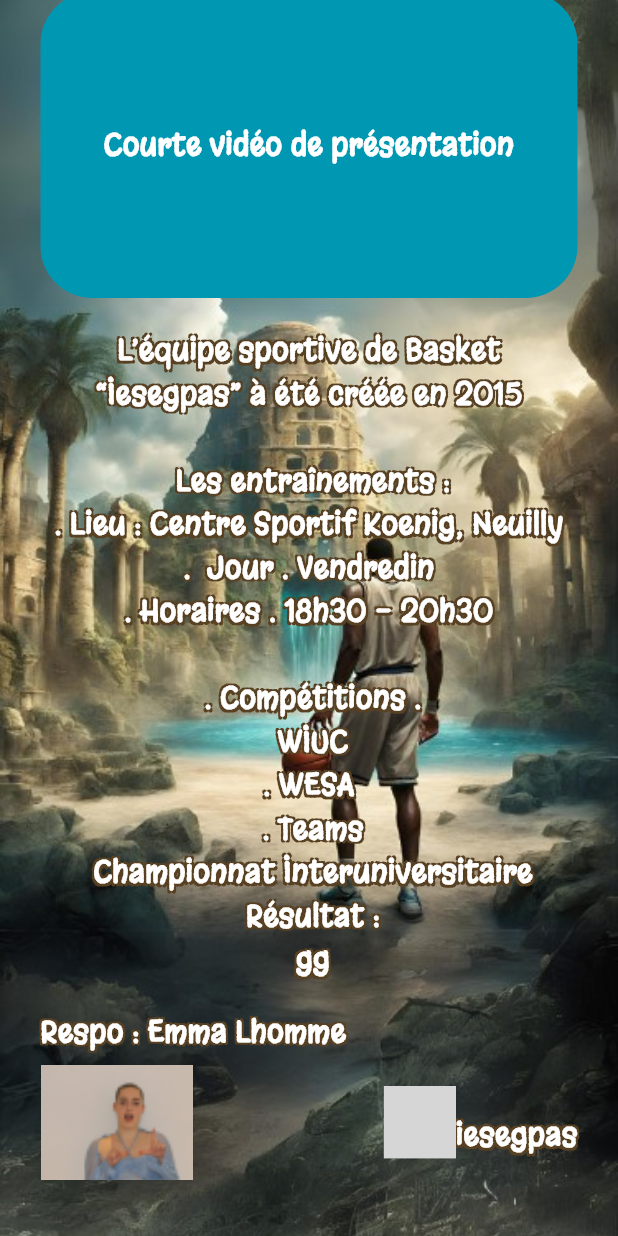
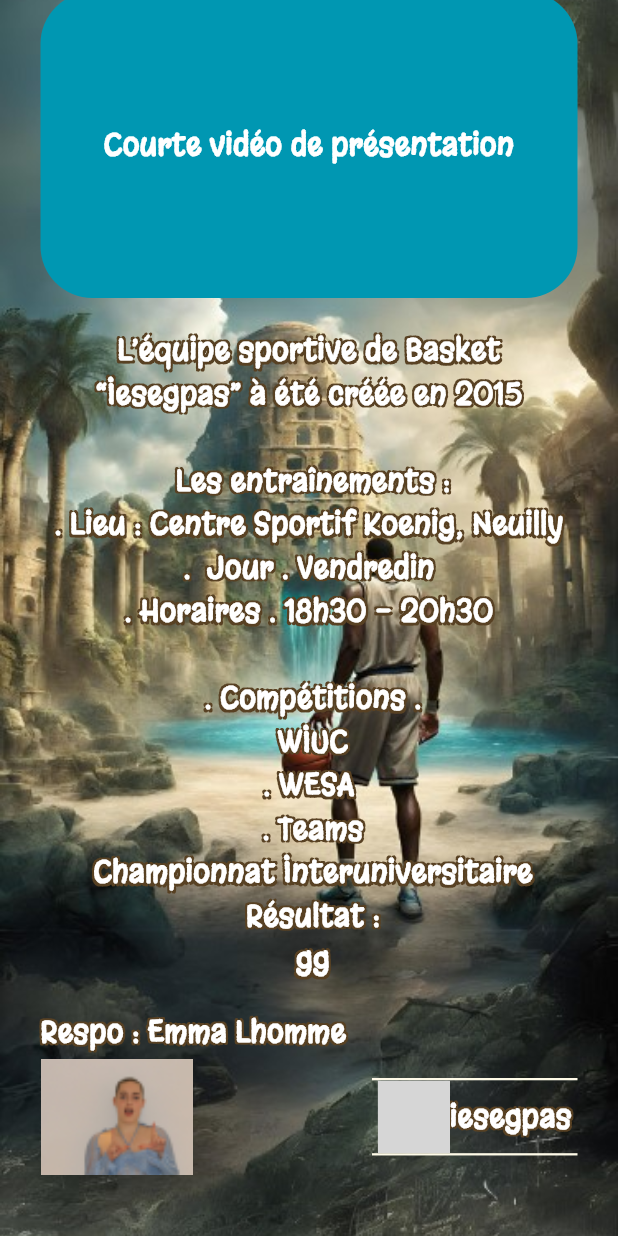
Before and after one commit to sagorahamed1/school_sports, a Flutter app: the BasketBallScreen screen opened directly, scrolled down 155 dp, on a phone screen of 412 x 824 dp. Run offline on Flutter 3.47's test engine with Material 3 defaults, Android fonts, the light colour scheme and no system bars; our stand-ins replace flutter_screenutil, flutter_svg, get; grey boxes are pictures that could not be loaded.

Commit message:
some change

```diff
--- a/lib/views/screens/NosSports/nos_sports_all_page/basket_ball/basket_ball.dart
+++ b/lib/views/screens/NosSports/nos_sports_all_page/basket_ball/basket_ball.dart
@@ -112,7 +112,12 @@ class BasketBallScreen extends StatelessWidget {
 
                    Column(
                      children: [
-                       const Divider(color: AppColors.whiteFont,),
+
+                       Container(
+                         height: 1.5.h,
+                         width: 135.h,
+                         color: AppColors.whiteFont_BE8,
+                       ),
 
 
 
@@ -120,8 +125,8 @@ class BasketBallScreen extends StatelessWidget {
                          children: [
                            SvgPicture.asset(AppIcons.email_icon),
                            CustomShadowText(
-                             bottom: 4.h,
-                             top: 20.h,
+                             bottom: 10.h,
+                             top: 10.h,
                              maxline: 20,
                              text: ""
                                  "iesegpas".tr,
@@ -134,7 +139,11 @@ class BasketBallScreen extends StatelessWidget {
                        ),
 
 
-                       const Divider(color: AppColors.whiteFont,),
+                        Container(
+                         height: 1.5.h,
+                          width: 135.h,
+                          color: AppColors.whiteFont_BE8,
+                       ),
                      ],
                    )
                  ],
```
